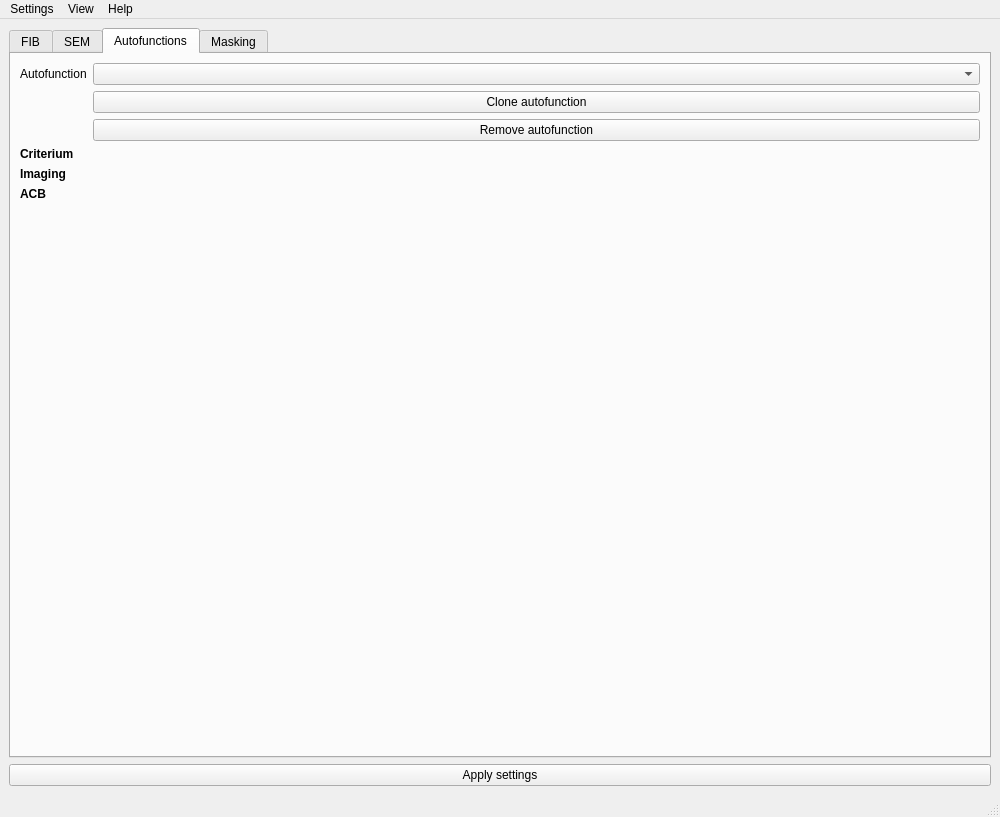
Old version of the form src/GUI/ui/FIBSEM_Maestro_GUI.ui in the repository pauquail/FIBSEM_Maestro.
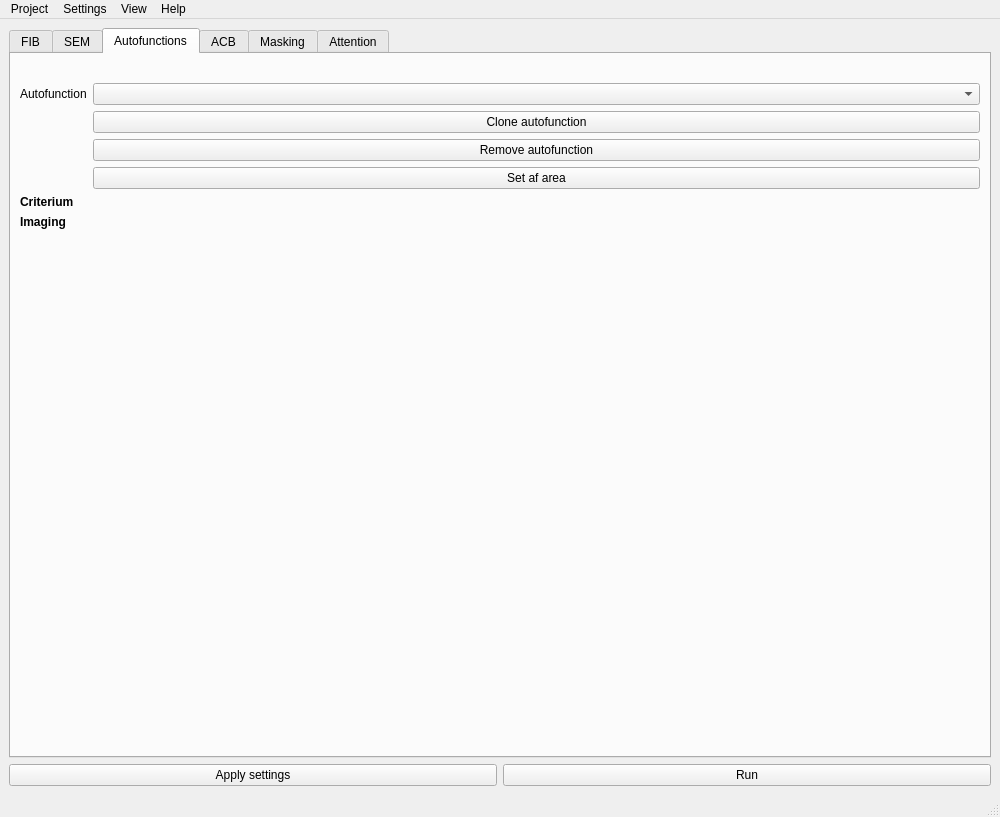
New version of the form.

```diff
--- a/src/GUI/ui/FIBSEM_Maestro_GUI.ui
+++ b/src/GUI/ui/FIBSEM_Maestro_GUI.ui
@@ -25,6 +25,9 @@
      <layout class="QVBoxLayout" name="verticalLayout">
       <item>
        <widget class="QTabWidget" name="tabWidget">
+        <property name="enabled">
+         <bool>true</bool>
+        </property>
         <property name="styleSheet">
          <string notr="true"/>
         </property>
@@ -220,7 +223,14 @@
          <attribute name="title">
           <string>Autofunctions</string>
          </attribute>
-         <layout class="QVBoxLayout" name="verticalLayout">
+         <layout class="QVBoxLayout" name="autofunctionsVerticalLayout">
+          <item>
+           <widget class="QLabel" name="autofunctionsImageLabel">
+            <property name="text">
+             <string/>
+            </property>
+           </widget>
+          </item>
           <item>
            <layout class="QFormLayout" name="formLayout">
             <item row="0" column="0">
@@ -247,6 +257,13 @@
               </property>
              </widget>
             </item>
+            <item row="3" column="1">
+             <widget class="QPushButton" name="setAfAreaPushButton">
+              <property name="text">
+               <string>Set af area</string>
+              </property>
+             </widget>
+            </item>
            </layout>
           </item>
           <item>
@@ -284,22 +301,6 @@
           <item>
            <layout class="QFormLayout" name="autofunctionImagingFormLayout"/>
           </item>
-          <item>
-           <widget class="QLabel" name="label_6">
-            <property name="font">
-             <font>
-              <weight>75</weight>
-              <bold>true</bold>
-             </font>
-            </property>
-            <property name="text">
-             <string>ACB</string>
-            </property>
-           </widget>
-          </item>
-          <item>
-           <layout class="QFormLayout" name="acbFormLayout"/>
-          </item>
           <item>
            <spacer name="verticalSpacer_3">
             <property name="orientation">
@@ -315,11 +316,23 @@
           </item>
          </layout>
         </widget>
+        <widget class="QWidget" name="tabAcb">
+         <attribute name="title">
+          <string>ACB</string>
+         </attribute>
+         <layout class="QVBoxLayout" name="acbVerticalLayout"/>
+        </widget>
         <widget class="QWidget" name="tabMasking">
          <attribute name="title">
           <string>Masking</string>
          </attribute>
-         <layout class="QVBoxLayout" name="verticalLayout"/>
+         <layout class="QVBoxLayout" name="maskingVerticalLayout"/>
+        </widget>
+        <widget class="QWidget" name="tabAttention">
+         <attribute name="title">
+          <string>Attention</string>
+         </attribute>
+         <layout class="QVBoxLayout" name="attentionVerticalLayout"/>
         </widget>
        </widget>
       </item>
@@ -334,6 +347,13 @@
         </property>
        </widget>
       </item>
+      <item>
+       <widget class="QPushButton" name="pushRun">
+        <property name="text">
+         <string>Run</string>
+        </property>
+       </widget>
+      </item>
      </layout>
     </item>
    </layout>
@@ -344,7 +364,7 @@
      <x>0</x>
      <y>0</y>
      <width>1000</width>
-     <height>31</height>
+     <height>22</height>
     </rect>
    </property>
    <widget class="QMenu" name="menuSetting">
@@ -367,6 +387,14 @@
     </property>
     <addaction name="actionResize"/>
    </widget>
+   <widget class="QMenu" name="menuProject">
+    <property name="title">
+     <string>Project</string>
+    </property>
+    <addaction name="actionNewProject"/>
+    <addaction name="actionLoadProject"/>
+   </widget>
+   <addaction name="menuProject"/>
    <addaction name="menuSetting"/>
    <addaction name="menuView"/>
    <addaction name="menuHelp"/>
```
Left out of the diff: 10 changed lines with no effect on the pictures.
